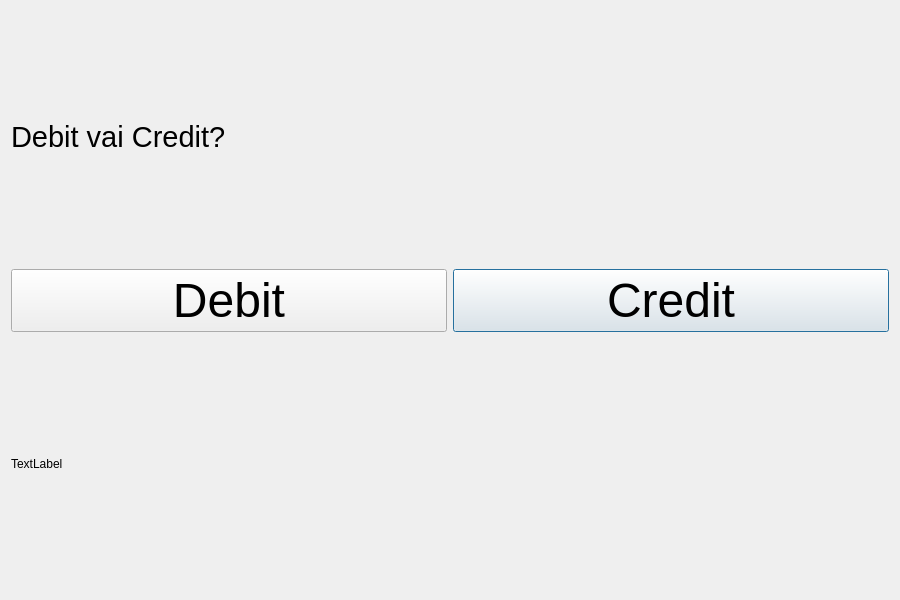
The window that bank-automat/debitorcredit.ui (tvt24kmo-project/group_15) describes before a commit, drawn with Qt 5.
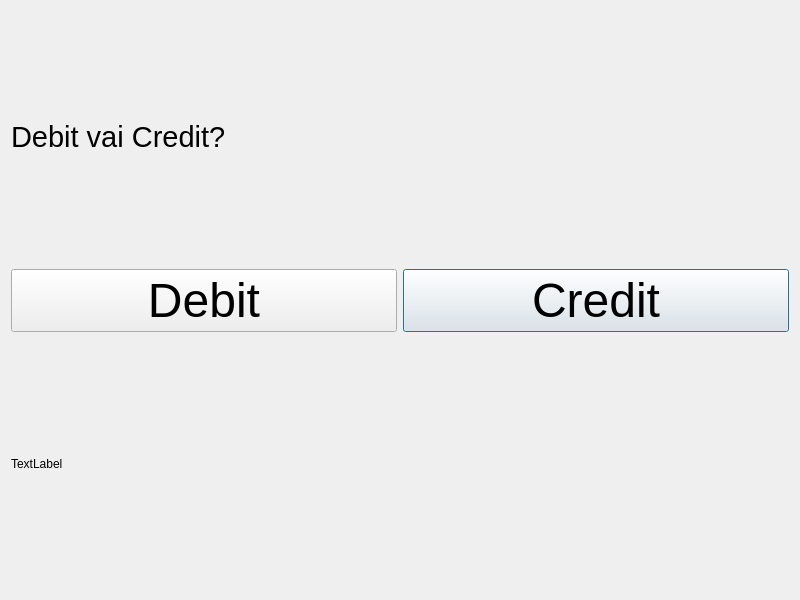
The same window after the commit.

Patch:
```diff
--- a/bank-automat/debitorcredit.ui
+++ b/bank-automat/debitorcredit.ui
@@ -6,7 +6,7 @@
    <rect>
     <x>0</x>
     <y>0</y>
-    <width>900</width>
+    <width>800</width>
     <height>600</height>
    </rect>
   </property>
```
